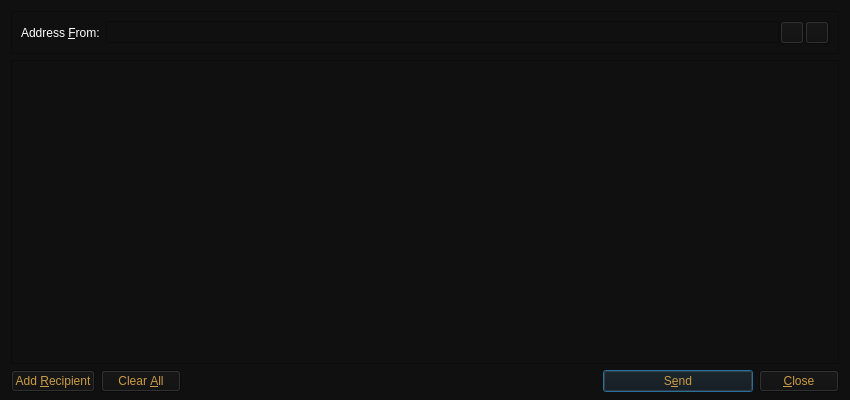
The window that src/qt/forms/sendmessagesdialog.ui (CryptoCoderz/DigitalNote) describes before a commit, drawn with Qt 5.
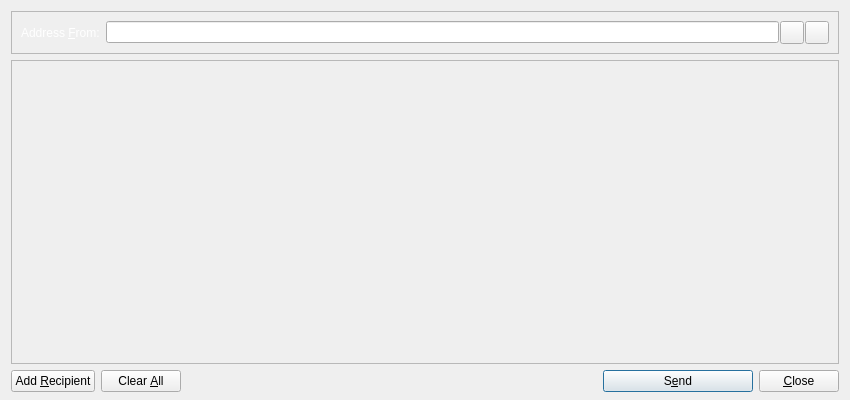
The same window after the commit. Icons and pictures are not drawn. Custom widgets are drawn as their Qt base class.

Patch:
```diff
--- a/src/qt/forms/sendmessagesdialog.ui
+++ b/src/qt/forms/sendmessagesdialog.ui
@@ -14,8 +14,7 @@
    <string>Send Messages</string>
   </property>
   <property name="styleSheet">
-   <string notr="true">color: rgb(204, 155, 68);
-background-color: rgb(16, 16, 16);</string>
+   <string notr="true"/>
   </property>
   <layout class="QVBoxLayout" name="verticalLayout" stretch="0,1,0">
    <property name="bottomMargin">
@@ -113,7 +112,7 @@
         <x>0</x>
         <y>0</y>
         <width>830</width>
-        <height>299</height>
+        <height>298</height>
        </rect>
       </property>
       <layout class="QVBoxLayout" name="verticalLayout_2">
```
